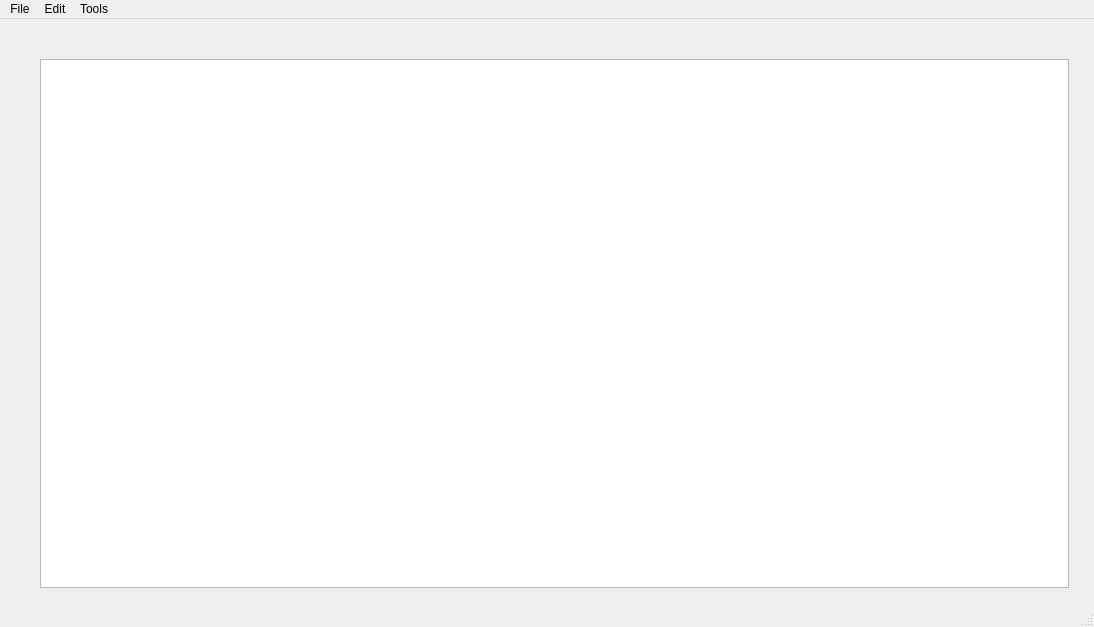
This is Client/clientwindow.ui in mar1asm/Collaborative-Notepad-v2 as Qt 5 draws it before an edit. The edited form follows.
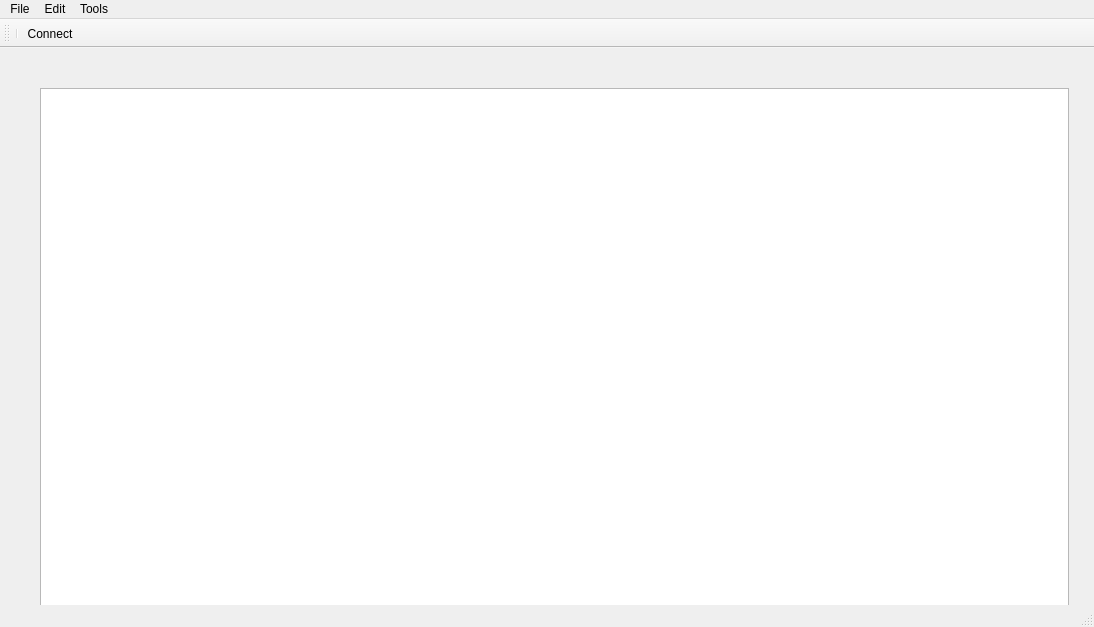
This is the edited form. Icons and pictures are not drawn.

```diff
--- a/Client/clientwindow.ui
+++ b/Client/clientwindow.ui
@@ -78,6 +78,19 @@
    <addaction name="menuEdit"/>
    <addaction name="menuAccount"/>
   </widget>
+  <widget class="QToolBar" name="toolBar">
+   <property name="windowTitle">
+    <string>toolBar</string>
+   </property>
+   <attribute name="toolBarArea">
+    <enum>TopToolBarArea</enum>
+   </attribute>
+   <attribute name="toolBarBreak">
+    <bool>false</bool>
+   </attribute>
+   <addaction name="separator"/>
+   <addaction name="actionToggleConnection"/>
+  </widget>
   <action name="actionNew">
    <property name="text">
     <string>New</string>
@@ -169,6 +182,19 @@
     <string>Options</string>
    </property>
   </action>
+  <action name="actionToggleConnection">
+   <property name="icon">
+    <iconset>
+     <normalon>:/icons/internet-connection.png</normalon>
+    </iconset>
+   </property>
+   <property name="text">
+    <string>Connect</string>
+   </property>
+   <property name="toolTip">
+    <string>connect to server</string>
+   </property>
+  </action>
  </widget>
  <layoutdefault spacing="6" margin="11"/>
  <resources/>
```
